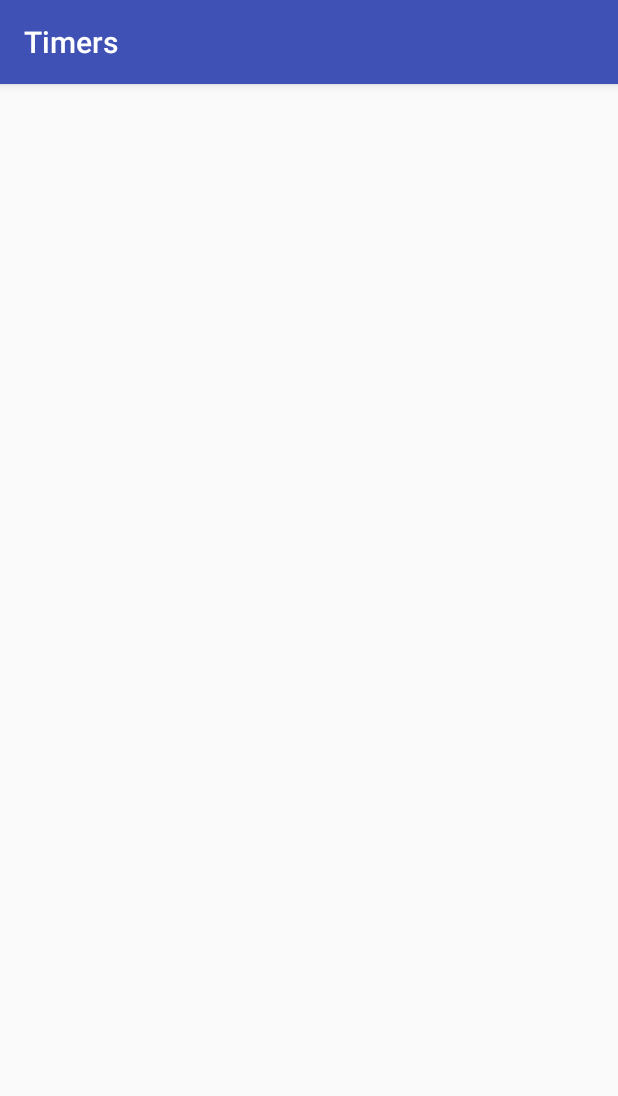
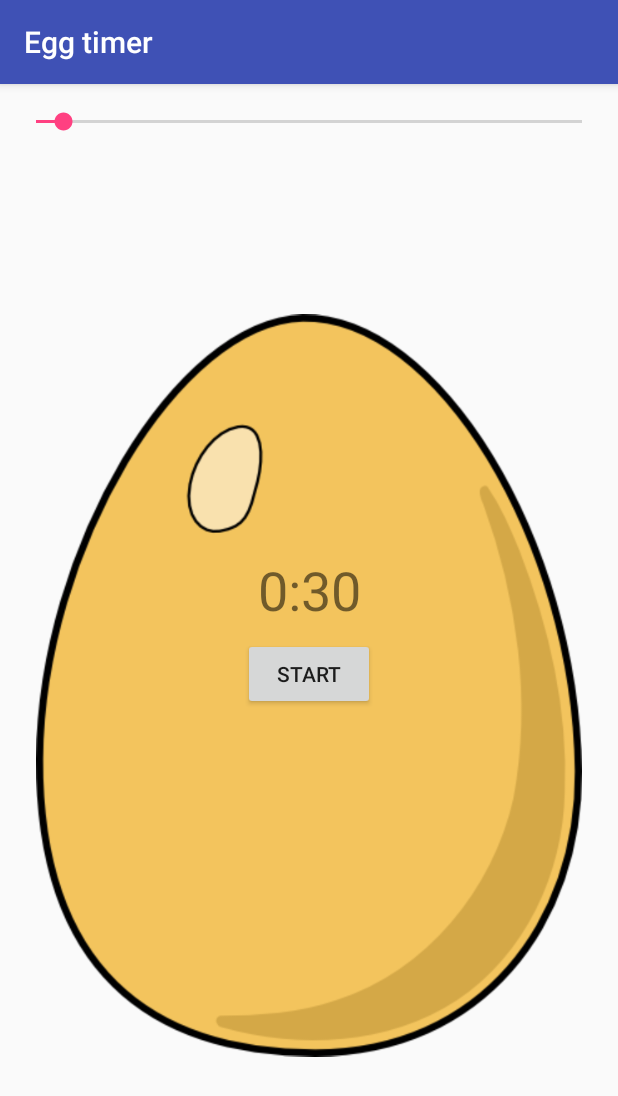
Before and after one commit to KDAndroidStudioCourse/ExampleApp, an Android app: the screen it shows after launch (MainActivity), on a phone screen of 412 x 824 dp. Shown: the top 1096 px of the screen. Run offline under Robolectric (Android 15) with nearby library versions, the light colour scheme and no system bars.

Commit message:
15. Egg Timer App

```diff
--- a/app/src/main/java/com/cj/darra/exampleapp/MainActivity.java
+++ b/app/src/main/java/com/cj/darra/exampleapp/MainActivity.java
@@ -1,47 +1,105 @@
 package com.cj.darra.exampleapp;
 
+import android.media.MediaPlayer;
 import android.os.CountDownTimer;
-import android.os.Handler;
 import android.support.v7.app.AppCompatActivity;
 import android.os.Bundle;
-import android.util.Log;
 import android.view.View;
-
-import java.util.Timer;
+import android.widget.Button;
+import android.widget.SeekBar;
+import android.widget.TextView;
 
 public class MainActivity extends AppCompatActivity {
+    SeekBar seekBar;
+    TextView textView;
+    Button button;
+    Boolean active = false;
+    CountDownTimer timer;
+
+    int max = 600;
+    int start = 30;
 
     @Override
     protected void onCreate(Bundle savedInstanceState) {
         super.onCreate(savedInstanceState);
         setContentView(R.layout.activity_main);
-        setTitle("Timers");
+        setTitle("Egg timer");
 
-        /*final Handler handler = new Handler();
+        seekBar = findViewById(R.id.seekBar);
 
-        Runnable run = new Runnable() {
+        textView = findViewById(R.id.timer);
+
+        seekBar.setMax(max);
+        seekBar.setProgress(start);
+
+        seekBar.setOnSeekBarChangeListener(new SeekBar.OnSeekBarChangeListener() {
             @Override
-            public void run() {
-                Log.i("Hey", "A second passed");
-
-                handler.postDelayed(this, 1000);
-            }
-        };
-
-        handler.post(run);*/
-
-        new CountDownTimer(10000, 1000) {
-            public void onTick(long millisecondsUntilDone) {
-                Log.i("Seconds left", "" + millisecondsUntilDone/1000);
+            public void onProgressChanged(SeekBar seekBar, int i, boolean b) {
+                progress(i);
             }
 
-            public void onFinish() {
-                Log.i("We are done", "");
+            @Override
+            public void onStartTrackingTouch(SeekBar seekBar) {
+
             }
-        }.start();
+
+            @Override
+            public void onStopTrackingTouch(SeekBar seekBar) {
+
+            }
+        });
     }
 
     public void  play(View view) {
+        button = (Button) view;
+        if(!active) {
+            timer = new CountDownTimer(seekBar.getProgress() * 1000 + 100, 1000) {
+                public void onTick(long millisecondsUntilDone) {
+                    int i = seekBar.getProgress() - 1;
+                    seekBar.setProgress(i);
 
+                    progress(i);
+                }
+
+                public void onFinish() {
+                    MediaPlayer mediaPlayer = MediaPlayer.create(getApplicationContext(), R.raw.airhorn);
+                    mediaPlayer.start();
+                    reset();
+                }
+            };
+
+            timer.start();
+
+            seekBar.setEnabled(false);
+
+            button.setText("Stop");
+
+            active = true;
+        } else {
+            reset();
+        }
+    }
+
+    public void progress(int secondsLeft) {
+        int minutes = secondsLeft / 60;
+        int seconds = secondsLeft % 60;
+
+        if(seconds < 10) {
+            textView.setText(Integer.toString(minutes) + ":0" + Integer.toString(seconds));
+        } else {
+            textView.setText(Integer.toString(minutes) + ":" + Integer.toString(seconds));
+        }
+    }
+
+    public void reset() {
+        timer.cancel();
+
+        textView.setText("0:" + Integer.toString(start));
+        seekBar.setProgress(start);
+        seekBar.setEnabled(true);
+
+        button.setText("Start");
+
+        active = false;
     }
 }
--- a/app/src/main/res/layout/activity_main.xml
+++ b/app/src/main/res/layout/activity_main.xml
@@ -6,4 +6,56 @@
     android:layout_height="match_parent"
     tools:context="com.cj.darra.exampleapp.MainActivity">
 
+    <SeekBar
+        android:id="@+id/seekBar"
+        android:layout_width="0dp"
+        android:layout_height="wrap_content"
+        android:layout_marginEnd="8dp"
+        android:layout_marginStart="8dp"
+        android:layout_marginTop="16dp"
+        app:layout_constraintBottom_toBottomOf="parent"
+        app:layout_constraintEnd_toEndOf="parent"
+        app:layout_constraintStart_toStartOf="parent"
+        app:layout_constraintTop_toTopOf="parent"
+        app:layout_constraintVertical_bias="0.0" />
+
+    <ImageView
+        android:id="@+id/imageView"
+        android:layout_width="0dp"
+        android:layout_height="0dp"
+        android:layout_marginBottom="24dp"
+        android:layout_marginEnd="24dp"
+        android:layout_marginStart="24dp"
+        android:layout_marginTop="24dp"
+        android:scaleType="fitCenter"
+        app:layout_constraintBottom_toBottomOf="parent"
+        app:layout_constraintEnd_toEndOf="parent"
+        app:layout_constraintStart_toStartOf="parent"
+        app:layout_constraintTop_toBottomOf="@+id/seekBar"
+        app:srcCompat="@drawable/egg" />
+
+    <TextView
+        android:id="@+id/timer"
+        android:layout_width="wrap_content"
+        android:layout_height="wrap_content"
+        android:text="0:30"
+        android:textSize="36sp"
+        app:layout_constraintBottom_toBottomOf="@+id/imageView"
+        app:layout_constraintEnd_toEndOf="@+id/imageView"
+        app:layout_constraintStart_toStartOf="@+id/imageView"
+        app:layout_constraintTop_toTopOf="@+id/imageView"
+        app:layout_constraintVertical_bias="0.40" />
+
+    <Button
+        android:id="@+id/button"
+        android:layout_width="wrap_content"
+        android:layout_height="wrap_content"
+        android:layout_marginTop="8dp"
+        android:onClick="play"
+        android:text="Start"
+        app:layout_constraintBottom_toBottomOf="@+id/imageView"
+        app:layout_constraintEnd_toEndOf="@+id/imageView"
+        app:layout_constraintStart_toStartOf="@+id/imageView"
+        app:layout_constraintTop_toBottomOf="@+id/timer"
+        app:layout_constraintVertical_bias="0.0" />
 </android.support.constraint.ConstraintLayout>
```
Also changed, not shown: app/src/main/res/drawable/egg.png (added), 9 other files.
